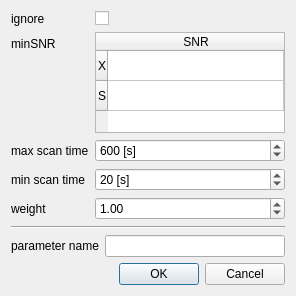
TUW-VieVS/VieSchedpp, file baselineparametersdialog.ui: the form before one commit.
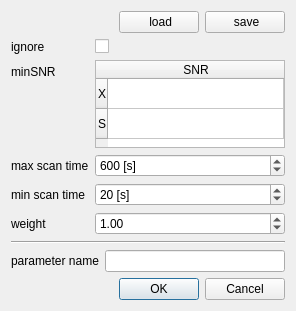
The form after the commit. Icons and pictures are not drawn.

Patch:
```diff
--- a/baselineparametersdialog.ui
+++ b/baselineparametersdialog.ui
@@ -7,13 +7,52 @@
     <x>0</x>
     <y>0</y>
     <width>296</width>
-    <height>296</height>
+    <height>311</height>
    </rect>
   </property>
   <property name="windowTitle">
    <string>Dialog</string>
   </property>
   <layout class="QVBoxLayout" name="verticalLayout">
+   <item>
+    <layout class="QHBoxLayout" name="horizontalLayout_4">
+     <item>
+      <spacer name="horizontalSpacer">
+       <property name="orientation">
+        <enum>Qt::Horizontal</enum>
+       </property>
+       <property name="sizeHint" stdset="0">
+        <size>
+         <width>40</width>
+         <height>20</height>
+        </size>
+       </property>
+      </spacer>
+     </item>
+     <item>
+      <widget class="QPushButton" name="pushButton_2">
+       <property name="text">
+        <string> load</string>
+       </property>
+       <property name="icon">
+        <iconset resource="myresources.qrc">
+         <normaloff>:/icons/icons/folder-open-5.png</normaloff>:/icons/icons/folder-open-5.png</iconset>
+       </property>
+      </widget>
+     </item>
+     <item>
+      <widget class="QPushButton" name="pushButton">
+       <property name="text">
+        <string> save</string>
+       </property>
+       <property name="icon">
+        <iconset resource="myresources.qrc">
+         <normaloff>:/icons/icons/document-export.png</normaloff>:/icons/icons/document-export.png</iconset>
+       </property>
+      </widget>
+     </item>
+    </layout>
+   </item>
    <item>
     <layout class="QFormLayout" name="formLayout">
      <item row="0" column="0">
```
Left out of the diff: 4 changed lines with no effect on the pictures.
